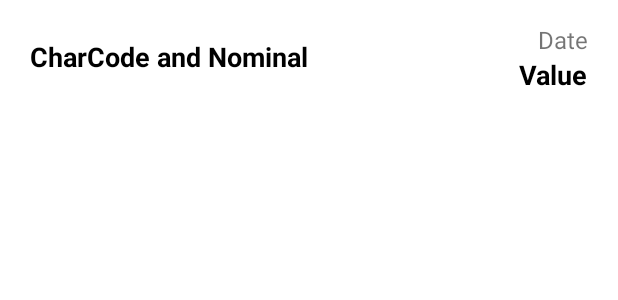
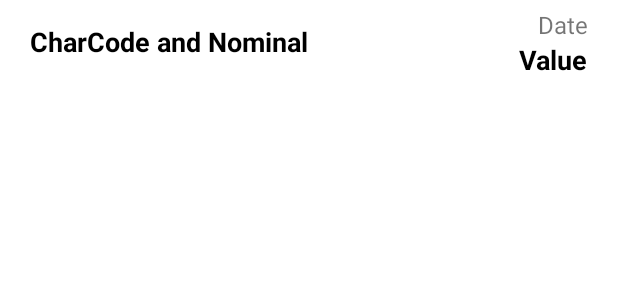
Before and after one commit to ShulV/Rest-API-currency-service, an Android app: the layout list_day_currency_item.xml on its own in the app's theme, with its tools: preview values and no code run, on a phone screen of 412 x 824 dp. Shown: the top 300 px of the screen. Run offline under Robolectric (Android 15) with nearby library versions, the phone set to English and light mode, and no system bars.

Commit message:
[android-client] Был добавлен отступ для фрагмента для правильного отображения всего списка RecyclerView, также был добавлен метод для скрытия клавиатуры после ввода даты

```diff
--- a/client-android/app/src/main/res/layout/fragment_for_period_page.xml
+++ b/client-android/app/src/main/res/layout/fragment_for_period_page.xml
@@ -99,9 +99,11 @@
     <androidx.recyclerview.widget.RecyclerView
         android:id="@+id/recyclerView_dayCurrency"
         android:layout_width="match_parent"
-        android:layout_height="wrap_content"
+        android:layout_height="0dp"
         android:layout_marginTop="5dp"
-        app:layout_constraintTop_toBottomOf="@id/button_get_currencies_for_period"/>
+        android:layout_marginBottom="55dp"
+        app:layout_constraintTop_toBottomOf="@id/button_get_currencies_for_period"
+        app:layout_constraintBottom_toBottomOf="parent"/>
 
 
 </androidx.constraintlayout.widget.ConstraintLayout>
--- a/client-android/app/src/main/res/layout/list_day_currency_item.xml
+++ b/client-android/app/src/main/res/layout/list_day_currency_item.xml
@@ -2,7 +2,7 @@
 <androidx.constraintlayout.widget.ConstraintLayout xmlns:android="http://schemas.android.com/apk/res/android"
     android:layout_width="match_parent"
     android:layout_height="wrap_content"
-    android:paddingBottom="15dp"
+    android:paddingBottom="5dp"
     xmlns:app="http://schemas.android.com/apk/res-auto">
 
 
@@ -11,7 +11,7 @@
         android:textStyle="bold"
         android:layout_height="wrap_content"
         android:layout_width="wrap_content"
-        android:layout_marginTop="25dp"
+        android:layout_marginTop="15dp"
         android:layout_marginStart="20dp"
         android:text="CharCode and Nominal"
         android:textColor="@color/black"
@@ -23,7 +23,7 @@
         android:id="@+id/listItem_date"
         android:layout_height="wrap_content"
         android:layout_width="wrap_content"
-        android:layout_marginTop="15dp"
+        android:layout_marginTop="5dp"
         android:layout_marginEnd="20dp"
         android:text="Date"
         android:textSize="16sp"
```
Also changed, not shown: client-android/app/src/main/java/com/practice/sberclientandroidapp/ui/for_period_page/ForPeriodFragment.java (+16 -0 lines).
